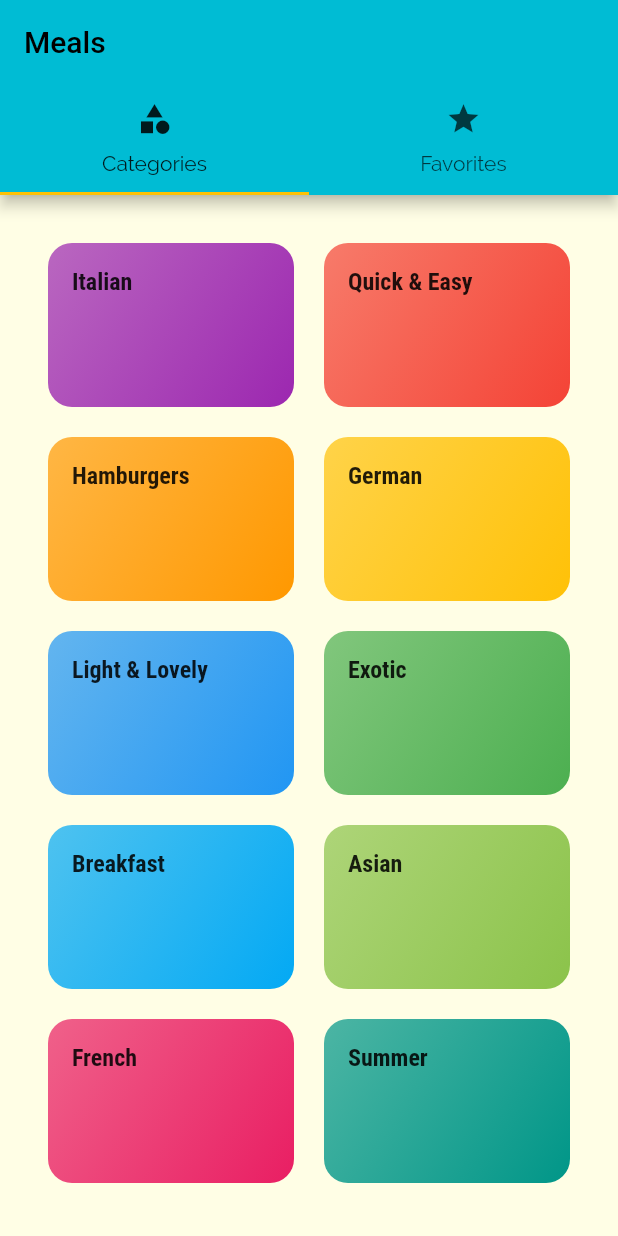
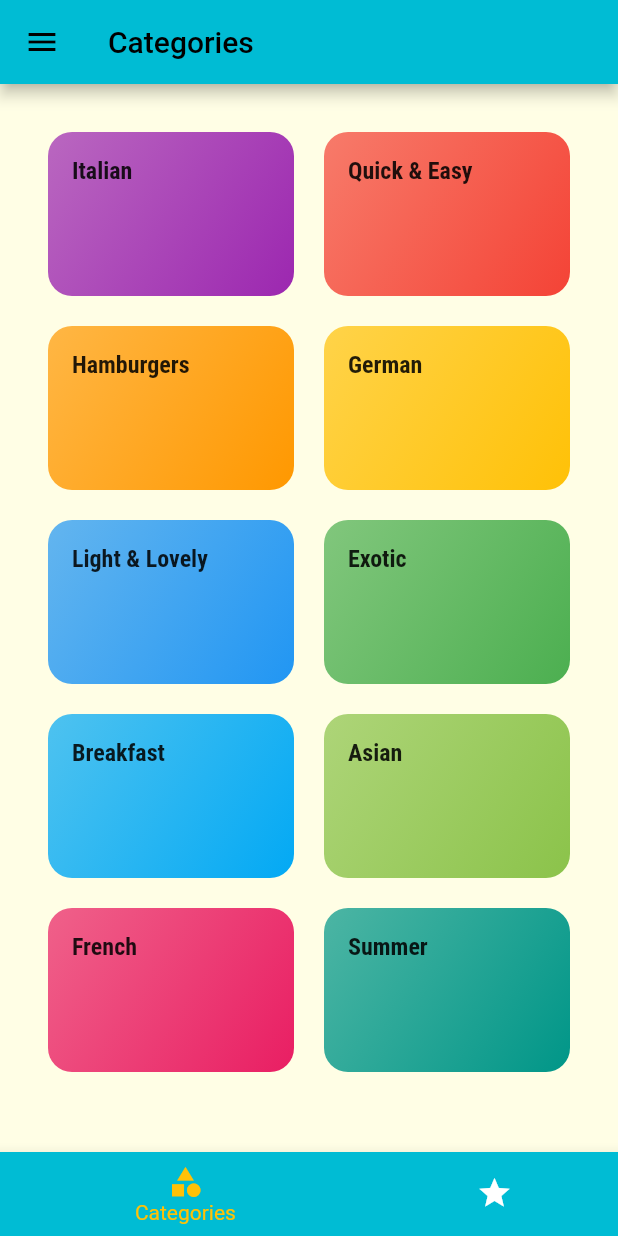
Before and after one commit to stefann19/meals_app, a Flutter app: the screen it shows after launch, on a phone screen of 412 x 824 dp. Run offline on Flutter 3.47's test engine with Material 2 defaults, Android fonts, the phone set to English and light mode, and no system bars; missing offline and left inert: dart:html.

```diff
--- a/lib/pages/tabs_page.dart
+++ b/lib/pages/tabs_page.dart
@@ -1,7 +1,6 @@
 import 'package:flutter/material.dart';
 import 'package:max_guides/pages/categories_page.dart';
 import 'package:max_guides/pages/favorites_page.dart';
-
 class TabsPage extends StatefulWidget {
   const TabsPage({Key? key}) : super(key: key);
 
@@ -10,27 +9,49 @@ class TabsPage extends StatefulWidget {
 }
 
 class _TabsPageState extends State<TabsPage> {
+
+  final List<Map<String,dynamic>> pages = [
+    {'title':'Categories', 'page':CategoriesPage()},
+    {'title':'Favorites', 'page':FavoritesPage()},
+
+  ];
+  int _selectedPageIndex = 0;
+
+  void _selectPage(int index){
+    setState(() {
+      _selectedPageIndex = index;
+    });
+  }
+
   @override
   Widget build(BuildContext context) {
-    return DefaultTabController(
-      child: Scaffold(
-        appBar: AppBar(
-            title:Text('Meals'),
-            bottom: TabBar(
-              tabs: [
-                Tab(icon:Icon(Icons.category), text:'Categories'),
-                Tab(icon:Icon(Icons.star),text:'Favorites')
-              ],
-            )
-        ),
-        body: TabBarView(
-          children: [
-            CategoriesPage(),
-            FavoritesPage()
-          ],
-        ),
+    return Scaffold(
+      appBar: AppBar(
+        title:Text(pages[_selectedPageIndex]['title']),
       ),
-      length: 2,
+      drawer: Drawer(
+        child: Text('The drawer'),
+      ),
+      body: pages[_selectedPageIndex]['page'],
+      bottomNavigationBar: BottomNavigationBar(
+        onTap: _selectPage,
+        unselectedItemColor: Colors.white,
+        selectedItemColor: Theme.of(context).accentColor,
+        currentIndex: _selectedPageIndex,
+        type: BottomNavigationBarType.shifting,
+        items: [
+          BottomNavigationBarItem(
+              backgroundColor: Theme.of(context).primaryColor,
+              icon: Icon(Icons.category),
+              label:'Categories'
+          ),
+          BottomNavigationBarItem(
+              backgroundColor: Theme.of(context).primaryColor,
+              icon: Icon(Icons.star),
+              label:'Favorites'
+          )
+        ],
+      ),
     );
   }
 }
```
